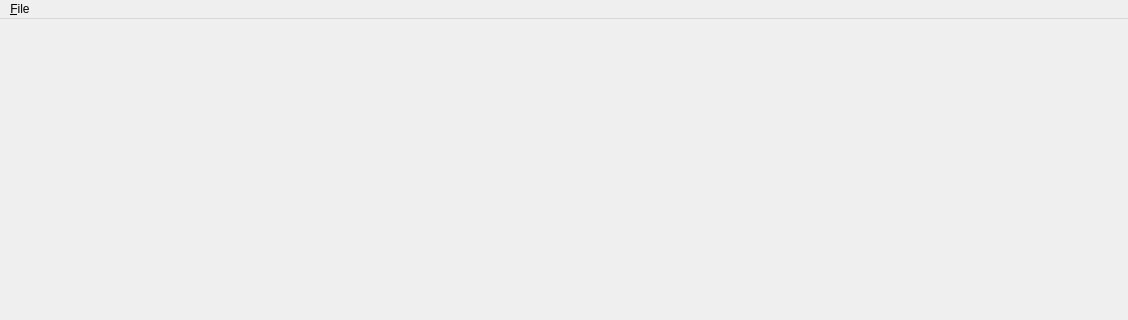
First picture: the form in mainwindow.ui, repository cleonro/QCVImageViewer, before the edit; both pictures show x 0 to 1128 and y 0 to 320 of the 1128 by 872 pixel window.
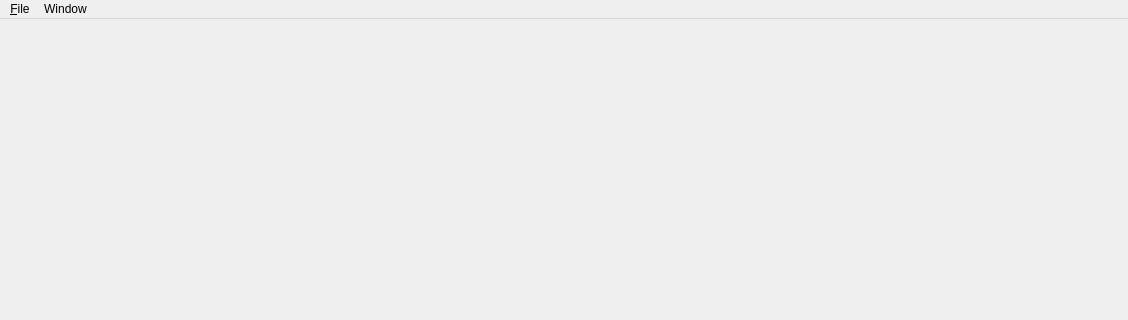
Second picture: the form after the edit.

Commit message: added ImageControls class.

What changed in the file:
```diff
--- a/mainwindow.ui
+++ b/mainwindow.ui
@@ -20,7 +20,7 @@
      <x>0</x>
      <y>0</y>
      <width>1128</width>
-     <height>20</height>
+     <height>19</height>
     </rect>
    </property>
    <widget class="QMenu" name="menu_File">
@@ -30,7 +30,13 @@
     <addaction name="actionOpen"/>
     <addaction name="actionQuit"/>
    </widget>
+   <widget class="QMenu" name="menuWindow">
+    <property name="title">
+     <string>Window</string>
+    </property>
+   </widget>
    <addaction name="menu_File"/>
+   <addaction name="menuWindow"/>
   </widget>
   <widget class="QStatusBar" name="statusbar"/>
   <action name="actionQuit">
```
The commit also changes 6 other files.
